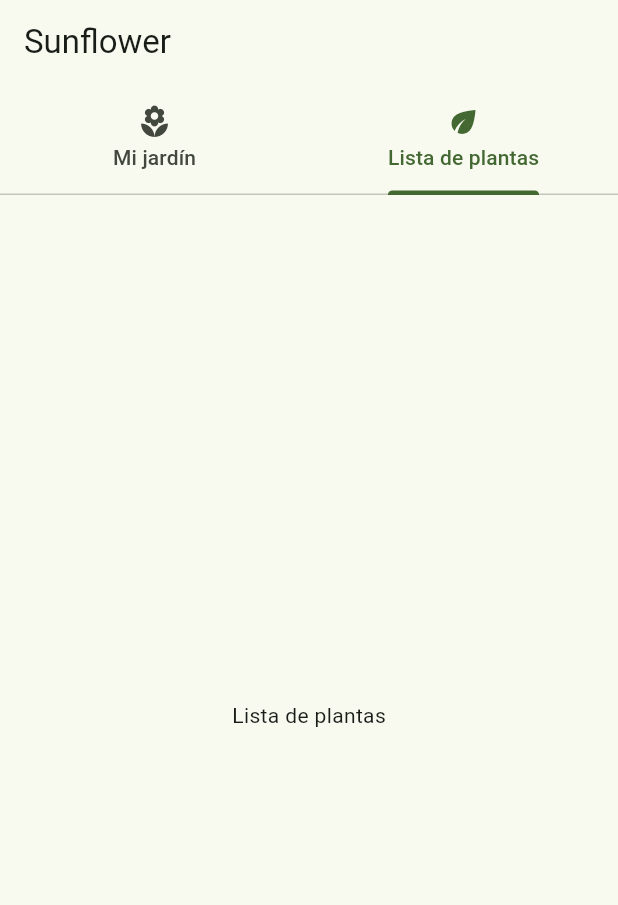
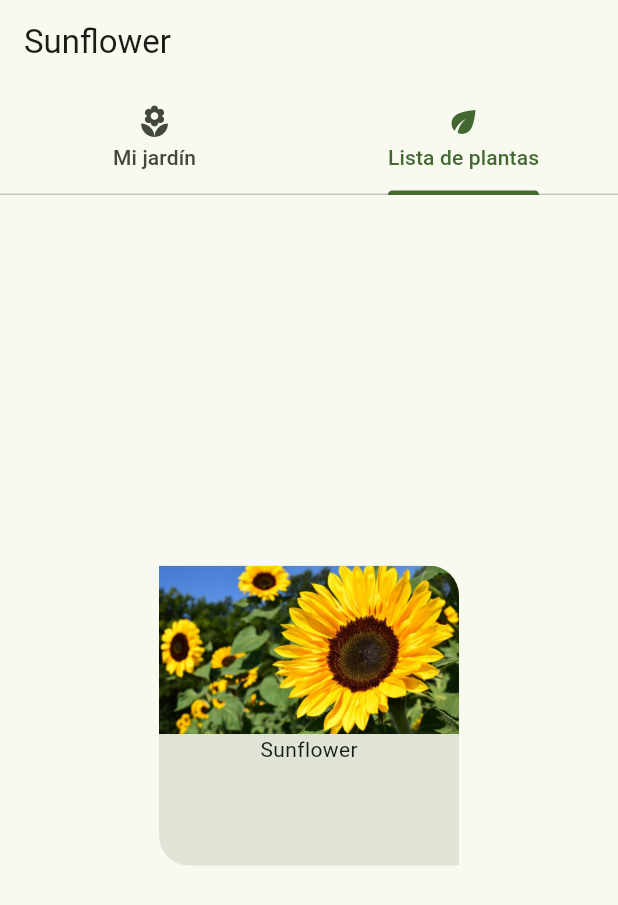
Before and after one commit to davidtruji/sunflower-flutter, a Flutter app: the screen it shows after launch, on a phone screen of 412 x 824 dp. Shown: the top 905 px of the screen. Run offline on Flutter 3.47's test engine with Material 2 defaults, Android fonts, the phone set to English and light mode, and no system bars.

Commit message:
Create plantListItem.dart

```diff
--- a/lib/main.dart
+++ b/lib/main.dart
@@ -1,4 +1,5 @@
 import 'package:flutter/material.dart';
+import 'package:sunflower_flutter/plantListItem.dart';
 
 void main() => runApp(const TabBarApp());
 
@@ -47,7 +48,7 @@
               child: Text("Mi jardín"),
             ),
             Center(
-              child: Text("Lista de plantas"),
+              child: PlantListItem(),
             ),
           ],
         ),
--- /dev/null
+++ b/lib/plantListItem.dart
@@ -0,0 +1,30 @@
+import 'package:flutter/material.dart';
+
+/// Flutter code sample for [Card].
+class PlantListItem extends StatelessWidget {
+  const PlantListItem({super.key});
+
+  @override
+  Widget build(BuildContext context) {
+    return Card(
+        clipBehavior: Clip.antiAliasWithSaveLayer,
+        shape: const RoundedRectangleBorder(
+            borderRadius: BorderRadius.only(
+                topRight: Radius.circular(20), bottomLeft: Radius.circular(20))),
+        elevation: 0,
+        color: Theme.of(context).colorScheme.surfaceVariant,
+        child: SizedBox(
+          width: 200,
+          height: 200,
+          child: Column(
+            children: [
+              Image.asset(
+                "assets/sunflower.jpg",
+                fit: BoxFit.fill,
+              ),
+              Text("Sunflower"),
+            ],
+          ),
+        ));
+  }
+}
```
Also changed, not shown: assets/sunflower.jpg (added), lib/plantListScreen.dart (added).
